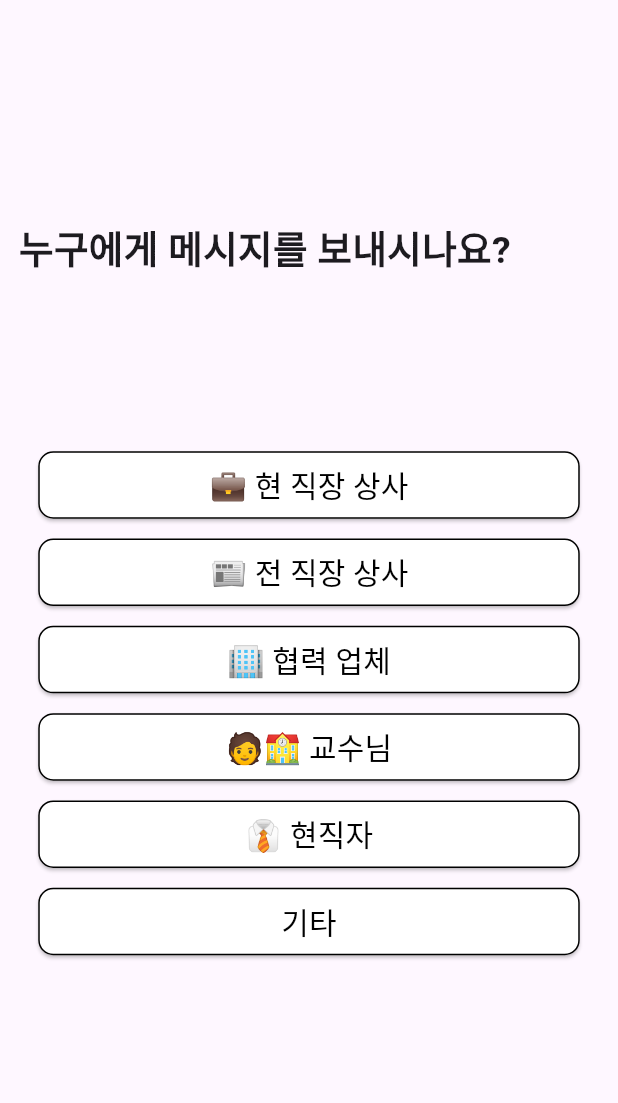
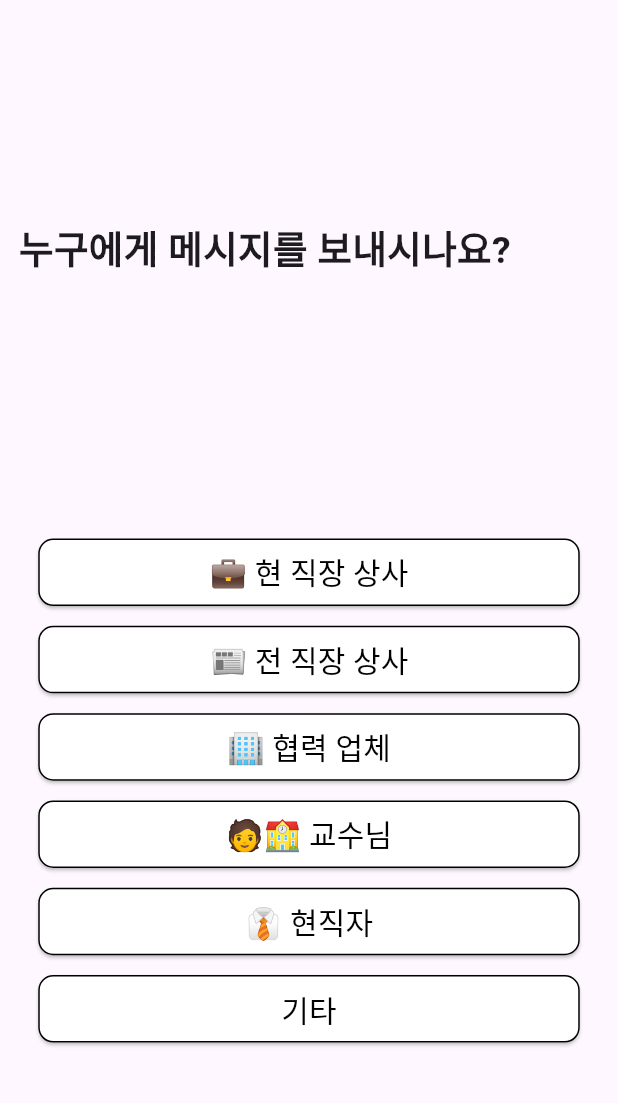
Before and after one commit to pdhyeong/potenday, a Flutter app: the TargetScreen screen opened directly, on a phone screen of 412 x 824 dp, the part 133-1236 px from its top. Run offline on Flutter 3.47's test engine with Material 3 defaults, Android fonts, the phone set to English and light mode, and no system bars; missing offline and left inert: kakao_flutter_sdk.

Commit message:
fix target screen

```diff
--- a/lib/screen/Channel_screen.dart
+++ b/lib/screen/Channel_screen.dart
@@ -11,7 +11,7 @@
     globalStore.arr[2] = channel;
     print(globalStore.arr);
     Navigator.of(context).push(MaterialPageRoute(
-      builder: (_) => const TargetScreen(),
+      builder: (_) => TargetScreen(),
     ));
   }
 
--- a/lib/screen/Target_screen.dart
+++ b/lib/screen/Target_screen.dart
@@ -1,14 +1,86 @@
 import 'package:flutter/material.dart';
 import 'package:potenday/screen/Reason_screen.dart';
+import 'package:provider/provider.dart';
+import 'package:potenday/main.dart';
 
-class TargetScreen extends StatefulWidget {
-  const TargetScreen({super.key});
+class TargetScreen extends StatelessWidget {
+  const TargetScreen({Key? key}) : super(key: key);
 
-  @override
-  State<TargetScreen> createState() => _TargetScreenState();
-}
+  void _navigateToReasonScreen(BuildContext context, String target) {
+    GlobalStore globalStore = Provider.of<GlobalStore>(context, listen: false);
+    globalStore.arr[3] = target;
+    print(globalStore.arr);
+    Navigator.of(context).push(MaterialPageRoute(
+      builder: (_) => const ReasonScreen(),
+    ));
+  }
 
-class _TargetScreenState extends State<TargetScreen> {
+  void _showInputDialog(BuildContext context) {
+    TextEditingController textEditingController = TextEditingController();
+
+    showDialog(
+      context: context,
+      builder: (context) => AlertDialog(
+        title: const Text('기타'),
+        content: TextField(
+          controller: textEditingController,
+          decoration: const InputDecoration(labelText: '기타 입력'),
+        ),
+        actions: [
+          ElevatedButton(
+            onPressed: () {
+              String enteredText = textEditingController.text.trim();
+              if (enteredText.isNotEmpty) {
+                GlobalStore globalStore =
+                    Provider.of<GlobalStore>(context, listen: false);
+                globalStore.arr[3] = enteredText;
+                print(globalStore.arr);
+                Navigator.of(context).pushReplacement(MaterialPageRoute(
+                  builder: (_) => const ReasonScreen(),
+                ));
+              } else {
+                ScaffoldMessenger.of(context).showSnackBar(
+                  const SnackBar(
+                    content: Text('입력된 텍스트가 없습니다.'),
+                  ),
+                );
+              }
+            },
+            child: const Text('저장'),
+          ),
+        ],
+      ),
+    );
+  }
+
+  Widget _buildElevatedButton(BuildContext context, String label, String target,
+      double verticalPosition) {
+    return Align(
+      alignment: AlignmentDirectional(0.00, verticalPosition),
+      child: ElevatedButton(
+        style: ElevatedButton.styleFrom(
+          foregroundColor: Colors.black,
+          backgroundColor: Colors.white,
+          fixedSize: const Size(361, 45),
+          shape: RoundedRectangleBorder(
+            side: const BorderSide(width: 1, color: Colors.black),
+            borderRadius: BorderRadius.circular(10),
+          ),
+        ),
+        onPressed: label == '기타'
+            ? () => _showInputDialog(context)
+            : () => _navigateToReasonScreen(context, target),
+        child: Text(
+          label,
+          style: const TextStyle(
+            fontSize: 20,
+            fontWeight: FontWeight.w400,
+          ),
+        ),
+      ),
+    );
+  }
+
   @override
   Widget build(BuildContext context) {
     return Scaffold(
@@ -23,146 +95,9 @@
                 height: 50,
               ),
             ),
-            Align(
-              alignment: const AlignmentDirectional(0.00, 0.0),
-              child: ElevatedButton(
-                style: ElevatedButton.styleFrom(
-                  foregroundColor: Colors.black,
-                  backgroundColor: Colors.white,
-                  fixedSize: const Size(361, 45),
-                  shape: RoundedRectangleBorder(
-                    side: const BorderSide(width: 1, color: Colors.black),
-                    borderRadius: BorderRadius.circular(10),
-                  ),
-                ),
-                onPressed: () {
-                  Navigator.of(context).push(MaterialPageRoute(
-                    builder: (_) => const ReasonScreen(),
-                  ));
-                },
-                child: const Text('💼 현 직장 상사',
-                    style: TextStyle(
-                      fontSize: 20,
-                      fontWeight: FontWeight.w400,
-                    )),
-              ),
-            ),
-            Align(
-              alignment: const AlignmentDirectional(0.00, 0.15),
-              child: ElevatedButton(
-                style: ElevatedButton.styleFrom(
-                  foregroundColor: Colors.black,
-                  backgroundColor: Colors.white,
-                  fixedSize: const Size(361, 45),
-                  shape: RoundedRectangleBorder(
-                    side: const BorderSide(width: 1, color: Colors.black),
-                    borderRadius: BorderRadius.circular(10),
-                  ),
-                ),
-                onPressed: () {
-                  Navigator.of(context).push(MaterialPageRoute(
-                    builder: (_) => const ReasonScreen(),
-                  ));
-                },
-                child: const Text('📰 전 직장 상사',
-                    style: TextStyle(
-                      fontSize: 20,
-                      fontWeight: FontWeight.w400,
-                    )),
-              ),
-            ),
-            Align(
-              alignment: const AlignmentDirectional(0.00, 0.3),
-              child: ElevatedButton(
-                style: ElevatedButton.styleFrom(
-                  foregroundColor: Colors.black,
-                  backgroundColor: Colors.white,
-                  fixedSize: const Size(361, 45),
-                  shape: RoundedRectangleBorder(
-                    side: const BorderSide(width: 1, color: Colors.black),
-                    borderRadius: BorderRadius.circular(10),
-                  ),
-                ),
-                onPressed: () {
-                  Navigator.of(context).push(MaterialPageRoute(
-                    builder: (_) => const ReasonScreen(),
-                  ));
-                },
-                child: const Text('🏢 협력 업체',
-                    style: TextStyle(
-                      fontSize: 20,
-                      fontWeight: FontWeight.w400,
-                    )),
-              ),
-            ),
-            Align(
-              alignment: const AlignmentDirectional(0.00, 0.45),
-              child: ElevatedButton(
-                style: ElevatedButton.styleFrom(
-                  foregroundColor: Colors.black,
-                  backgroundColor: Colors.white,
-                  fixedSize: const Size(361, 45),
-                  shape: RoundedRectangleBorder(
-                    side: const BorderSide(width: 1, color: Colors.black),
-                    borderRadius: BorderRadius.circular(10),
-                  ),
-                ),
-                onPressed: () {
-                  Navigator.of(context).push(MaterialPageRoute(
-                    builder: (_) => const ReasonScreen(),
-                  ));
-                },
-                child: const Text('🧑‍🏫 교수님',
-                    style: TextStyle(
-                      fontSize: 20,
-                      fontWeight: FontWeight.w400,
-                    )),
-              ),
-            ),
-            Align(
-              alignment: const AlignmentDirectional(0.00, 0.6),
-              child: ElevatedButton(
-                style: ElevatedButton.styleFrom(
-                  foregroundColor: Colors.black,
-                  backgroundColor: Colors.white,
-                  fixedSize: const Size(361, 45),
-                  shape: RoundedRectangleBorder(
-                    side: const BorderSide(width: 1, color: Colors.black),
-                    borderRadius: BorderRadius.circular(10),
-                  ),
-                ),
-                onPressed: () {
-                  Navigator.of(context).push(MaterialPageRoute(
-                    builder: (_) => const ReasonScreen(),
-                  ));
-                },
-                child: const Text('👔 현직자',
-                    style: TextStyle(
-                      fontSize: 20,
-                      fontWeight: FontWeight.w400,
-                    )),
-              ),
-            ),
-            Align(
-              alignment: const AlignmentDirectional(0.00, 0.75),
-              child: ElevatedButton(
-                style: ElevatedButton.styleFrom(
-                  foregroundColor: Colors.black,
-                  backgroundColor: Colors.white,
-                  fixedSize: const Size(361, 45),
-                  shape: RoundedRectangleBorder(
-                    side: const BorderSide(width: 1, color: Colors.black),
-                    borderRadius: BorderRadius.circular(10),
-                  ),
-                ),
-                onPressed: () {},
-                child: const Text('기타',
-                    style: TextStyle(
-                      fontSize: 20,
-                      fontWeight: FontWeight.w400,
-                    )),
-              ),
-            ),
+            for (var i = 0; i < options.length; i++)
+              _buildElevatedButton(
+                  context, options[i].label, options[i].target, 0.15 * (i + 1)),
             const Align(
               alignment: AlignmentDirectional(-0.70, -0.40),
               child: Text(
@@ -187,3 +122,19 @@
     );
   }
 }
+
+class Option {
+  final String label;
+  final String target;
+
+  const Option({required this.label, required this.target});
+}
+
+final List<Option> options = [
+  const Option(label: '💼 현 직장 상사', target: '💼 현 직장 상사'),
+  const Option(label: '📰 전 직장 상사', target: '📰 전 직장 상사'),
+  const Option(label: '🏢 협력 업체', target: '🏢 협력 업체'),
+  const Option(label: '🧑‍🏫 교수님', target: '🧑‍🏫 교수님'),
+  const Option(label: '👔 현직자', target: '👔 현직자'),
+  const Option(label: '기타', target: '기타'),
+];
--- a/pubspec.yaml
+++ b/pubspec.yaml
@@ -39,7 +39,7 @@
     # Use with the CupertinoIcons class for iOS style icons.
     cupertino_icons: ^1.0.2
     kakao_flutter_sdk: ^1.1.0
-    provider: ^6.0.5
+    provider: ^6.0.4
 
 dev_dependencies:
     flutter_test:
```
